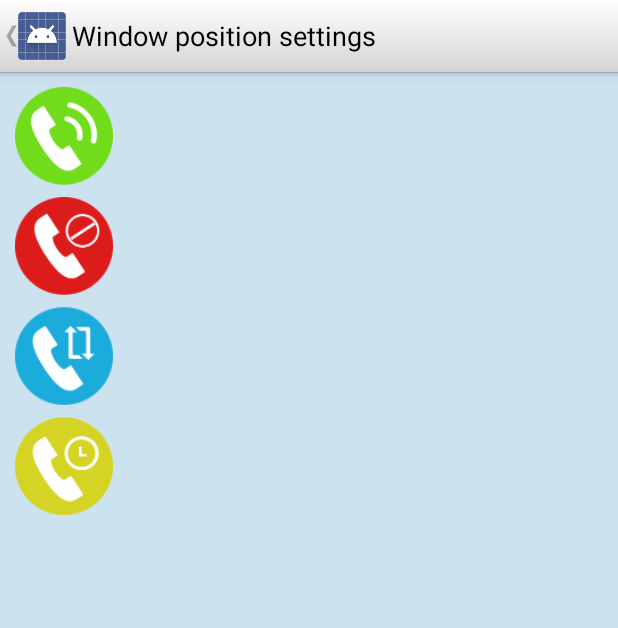
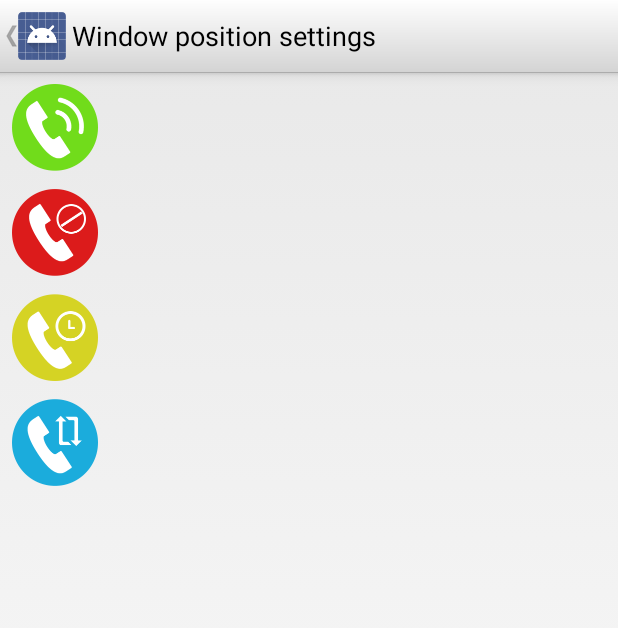
Before and after one commit to Dima2407/eazyback, an Android app: the FloatWindowSettings screen opened directly, with no data from a screen before it, on a phone screen of 412 x 824 dp. Shown: the top 628 px of the screen. Run offline under Robolectric (Android 15) with nearby library versions, the phone set to English and light mode, and no system bars; libraries missing offline, so code that uses them is left out: com.android.vending; 11 statements that could not run were skipped.

Commit message:
separated the layout "float_button" on 4 layouts;

```diff
--- a/app/src/main/java/com/kaa_solutions/eazyback/core/Core.java
+++ b/app/src/main/java/com/kaa_solutions/eazyback/core/Core.java
@@ -74,7 +74,6 @@
 
             if (mCallPanel == null) {
                 mCallPanel = ViewUtils.showInterceptWindow(mContext, new Clicker());
-                EasyTracker.getInstance(mContext).set(Fields.EVENT_ACTION, "Show call panel");
             }
             return;
         }
--- a/app/src/main/java/com/kaa_solutions/eazyback/core/SharedHelper.java
+++ b/app/src/main/java/com/kaa_solutions/eazyback/core/SharedHelper.java
@@ -34,10 +34,30 @@
     private static final String FLOAT_WINDOW_X = "float_window_x";
     private static final String FLOAT_WINDOW_Y = "float_window_y";
     private static final String AUTO_HIDE_CALL_PANEL = "auto_hide_call_panel";
+    private static final String ACCEPT_BUTTON_MARGIN_LEFT = "accept_button_margin_left";
+    private static final String ACCEPT_BUTTON_MARGIN_TOP = "accept_button_margin_top";
+    private static final String DELAY_BUTTON_MARGIN_LEFT = "delay_button_margin_left";
+    private static final String DELAY_BUTTON_MARGIN_TOP = "delay_button_margin_top";
     private final SharedPreferences mSharedPreferences;
 
     public SharedHelper(Context pContext) {
         mSharedPreferences = pContext.getSharedPreferences(NAME, Context.MODE_PRIVATE);
+    }
+
+    public int getAcceptButtonMarginTop() {
+        return mSharedPreferences.getInt(ACCEPT_BUTTON_MARGIN_TOP, 0);
+    }
+
+    public void setAcceptButtonMarginTop(int value) {
+        mSharedPreferences.edit().putInt(ACCEPT_BUTTON_MARGIN_TOP, value).commit();
+    }
+
+    public int getAcceptButtonMarginLeft() {
+        return mSharedPreferences.getInt(ACCEPT_BUTTON_MARGIN_LEFT, 0);
+    }
+
+    public void setAcceptButtonMarginLeft(int value) {
+        mSharedPreferences.edit().putInt(ACCEPT_BUTTON_MARGIN_LEFT, value).commit();
     }
 
     public void setCallbackActivate(boolean pIsActivate) {
@@ -252,4 +272,21 @@
     public void setAutoHideCallPanel(boolean pHideCallPanel) {
         mSharedPreferences.edit().putBoolean(AUTO_HIDE_CALL_PANEL, pHideCallPanel).commit();
     }
+
+    public int getDelayButtonMarginLeft() {
+        return mSharedPreferences.getInt(DELAY_BUTTON_MARGIN_LEFT, 0);
+    }
+
+    public void setDelayButtonMarginLeft(int value) {
+        mSharedPreferences.edit().putInt(DELAY_BUTTON_MARGIN_LEFT, value);
+    }
+
+    public int getDelayButtonMarginTop() {
+        return mSharedPreferences.getInt(DELAY_BUTTON_MARGIN_TOP, 0);
+    }
+
+    public void setDelayButtonMarginTop(int value) {
+        mSharedPreferences.edit().putInt(DELAY_BUTTON_MARGIN_TOP, value);
+        return;
+    }
 }
--- a/app/src/main/java/com/kaa_solutions/eazyback/ui/activities/FloatWindowSettings.java
+++ b/app/src/main/java/com/kaa_solutions/eazyback/ui/activities/FloatWindowSettings.java
@@ -1,28 +1,46 @@
 package com.kaa_solutions.eazyback.ui.activities;
 
 import android.os.Bundle;
+import android.util.Log;
 import android.view.MotionEvent;
 import android.view.View;
-import android.view.ViewGroup;
 import android.widget.RelativeLayout;
 
 import com.kaa_solutions.eazyback.R;
 
 public final class FloatWindowSettings extends GenericActivity {
+    RelativeLayout relativeLayoutAccept;
+    RelativeLayout.LayoutParams layoutParams;
     private int xDelta;
     private int yDelta;
-    private ViewGroup mRootLayout;
 
     @Override
     protected void onCreate(Bundle savedInstanceState) {
         super.onCreate(savedInstanceState);
         getActionBar().setTitle(R.string.title_activity_float_settings);
-        setContentView(R.layout.activity_float_settings);
+        setContentView(R.layout.activity_floated_buttons);
 
-        mRootLayout = (ViewGroup) findViewById(R.id.float_window_root);
-        findViewById(R.id.call_panel_window_root).setOnTouchListener(new TouchListener());
+        relativeLayoutAccept = (RelativeLayout) findViewById(R.id.layout_accept);
+        layoutParams = (RelativeLayout.LayoutParams) relativeLayoutAccept.getLayoutParams();
+        layoutParams.leftMargin = getSharedHelper().getAcceptButtonMarginLeft();
+        layoutParams.topMargin = getSharedHelper().getAcceptButtonMarginTop();
+        layoutParams.rightMargin = -250;
+        layoutParams.bottomMargin = -250;
+        relativeLayoutAccept.setLayoutParams(layoutParams);
+        relativeLayoutAccept.setOnTouchListener(new TouchListener());
+
+        relativeLayoutAccept = (RelativeLayout) findViewById(R.id.layout_delay);
+        layoutParams = (RelativeLayout.LayoutParams) relativeLayoutAccept.getLayoutParams();
+        layoutParams.leftMargin = getSharedHelper().getDelayButtonMarginLeft();
+        layoutParams.topMargin = getSharedHelper().getDelayButtonMarginTop();
+        layoutParams.rightMargin = -250;
+        layoutParams.bottomMargin = -250;
+        relativeLayoutAccept.setLayoutParams(layoutParams);
+        relativeLayoutAccept.setOnTouchListener(new TouchListener());
+
 
         initBackButton();
+
     }
 
 
@@ -30,37 +48,45 @@
 
         @Override
         public boolean onTouch(View view, MotionEvent event) {
+            Log.e(getClass().getSimpleName(), "view Id: " + view.getId());
             final int X = (int) event.getRawX();
             final int Y = (int) event.getRawY();
 
-            switch (event.getAction() & MotionEvent.ACTION_MASK) {
+            int leftMargin = 0;
+            int topMargin = 0;
+
+            switch (event.getAction()) {
+
                 case MotionEvent.ACTION_DOWN:
                     RelativeLayout.LayoutParams lParams = (RelativeLayout.LayoutParams) view.getLayoutParams();
                     xDelta = X - lParams.leftMargin;
                     yDelta = Y - lParams.topMargin;
                     break;
 
-                case MotionEvent.ACTION_UP:
 
-                    getSharedHelper().setFloatWindowX(X);
-                    getSharedHelper().setFloatWindowY(Y);
-                    break;
-
-                case MotionEvent.ACTION_POINTER_DOWN:
-                    break;
-                case MotionEvent.ACTION_POINTER_UP:
-                    break;
                 case MotionEvent.ACTION_MOVE:
                     RelativeLayout.LayoutParams layoutParams = (RelativeLayout.LayoutParams) view.getLayoutParams();
-                    layoutParams.leftMargin = X - xDelta;
-                    layoutParams.topMargin = Y - yDelta;
+                    leftMargin = layoutParams.leftMargin = X - xDelta;
+                    topMargin = layoutParams.topMargin = Y - yDelta;
                     layoutParams.rightMargin = -250;
                     layoutParams.bottomMargin = -250;
                     view.setLayoutParams(layoutParams);
+                    switch (view.getId()) {
+                        case 2131361813:
+                            getSharedHelper().setAcceptButtonMarginLeft(leftMargin);
+                            getSharedHelper().setAcceptButtonMarginTop(topMargin);
+                            break;
+
+                        case 2131361817:
+                            getSharedHelper().setDelayButtonMarginLeft(leftMargin);
+                            getSharedHelper().setDelayButtonMarginTop(topMargin);
+                            break;
+                    }
 
                     break;
+
             }
-            mRootLayout.invalidate();
+
             return true;
         }
     }
--- /dev/null
+++ b/app/src/main/res/layout/activity_floated_buttons.xml
@@ -0,0 +1,68 @@
+<?xml version="1.0" encoding="utf-8"?>
+<RelativeLayout
+    xmlns:android="http://schemas.android.com/apk/res/android"
+    xmlns:tools="http://schemas.android.com/tools"
+    android:id="@+id/activity_floated_buttons"
+    android:layout_width="match_parent"
+    android:layout_height="match_parent"
+    android:paddingBottom="@dimen/activity_vertical_margin"
+    android:paddingLeft="@dimen/activity_horizontal_margin"
+    android:paddingRight="@dimen/activity_horizontal_margin"
+    android:paddingTop="@dimen/activity_vertical_margin"
+    tools:context="com.kaa_solutions.eazyback.ui.activities.FloatWindowSettings">
+
+    <RelativeLayout
+        android:id="@+id/layout_accept"
+        android:layout_width="wrap_content"
+        android:layout_height="wrap_content"
+        android:layout_marginLeft="0dp"
+        android:layout_marginTop="0dp"
+
+        >
+
+        <ImageView
+            android:id="@+id/accept_image"
+            android:layout_width="wrap_content"
+            android:layout_height="wrap_content"
+            android:src="@drawable/accept_call"
+            />
+
+    </RelativeLayout>
+
+    <RelativeLayout
+        android:id="@+id/layout_reject"
+        android:layout_width="wrap_content"
+        android:layout_height="wrap_content">
+
+        <ImageView
+            android:id="@+id/reject_image"
+            android:layout_width="wrap_content"
+            android:layout_height="wrap_content"
+            android:layout_marginTop="70dp"
+            android:src="@drawable/reject_call"/>
+    </RelativeLayout>
+
+    <RelativeLayout
+        android:id="@+id/layout_delay"
+        android:layout_width="wrap_content"
+        android:layout_height="wrap_content">
+
+        <ImageView
+            android:id="@+id/delay_image"
+            android:layout_width="wrap_content"
+            android:layout_height="wrap_content"
+            android:layout_marginTop="140dp"
+            android:src="@drawable/delay_callback"
+            />
+
+    </RelativeLayout>
+
+    <ImageView
+        android:id="@+id/callback_image"
+        android:layout_width="wrap_content"
+        android:layout_height="wrap_content"
+        android:layout_marginTop="210dp"
+        android:src="@drawable/callback"
+        />
+
+</RelativeLayout>
--- a/app/src/main/res/values/dimens.xml
+++ b/app/src/main/res/values/dimens.xml
@@ -11,6 +11,10 @@
     <dimen name="padding_buttons_left">10dp</dimen>
     <dimen name="padding_buttons_top">10dp</dimen>
     <dimen name="text_margin">16dp</dimen>
+    <dimen name="activity_vertical_margin">8dp</dimen>
+    <dimen name="activity_horizontal_margin">8dp</dimen>
+    <dimen name="accept_layer_margin_top">0dp</dimen>
+    <dimen name="accept_layer_margin_left">0dp</dimen>
 
 
 </resources>
```
Also changed, not shown: app/src/main/java/com/kaa_solutions/eazyback/ui/CallPanel.java (+19 -9 lines), 1 other file.
